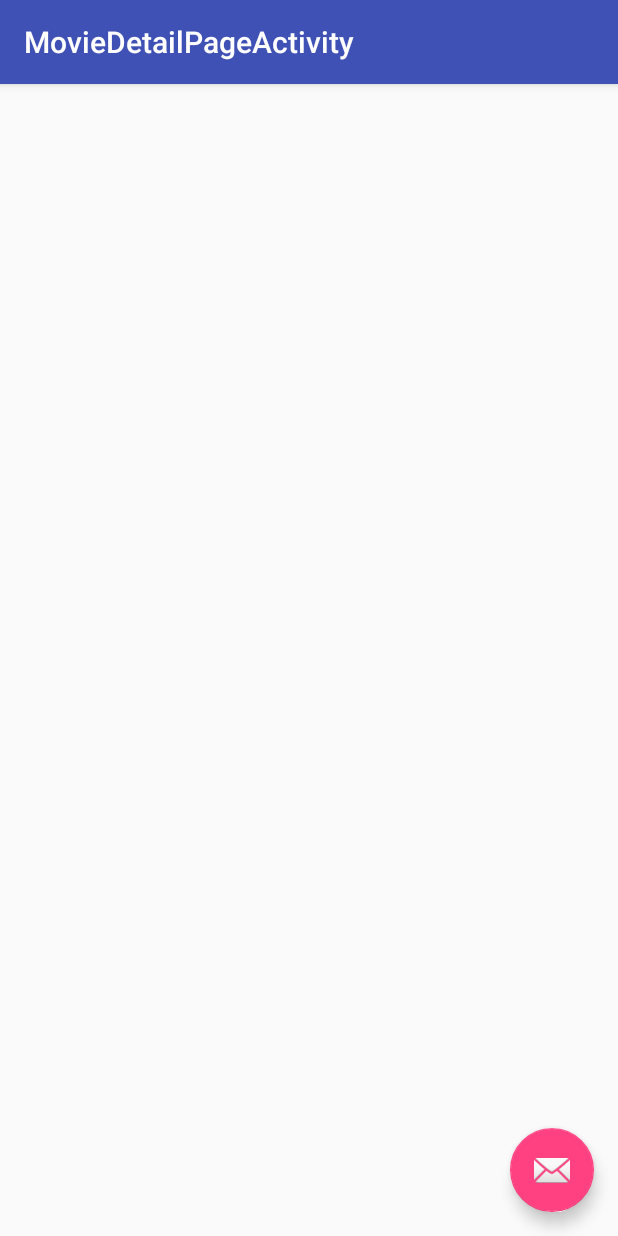
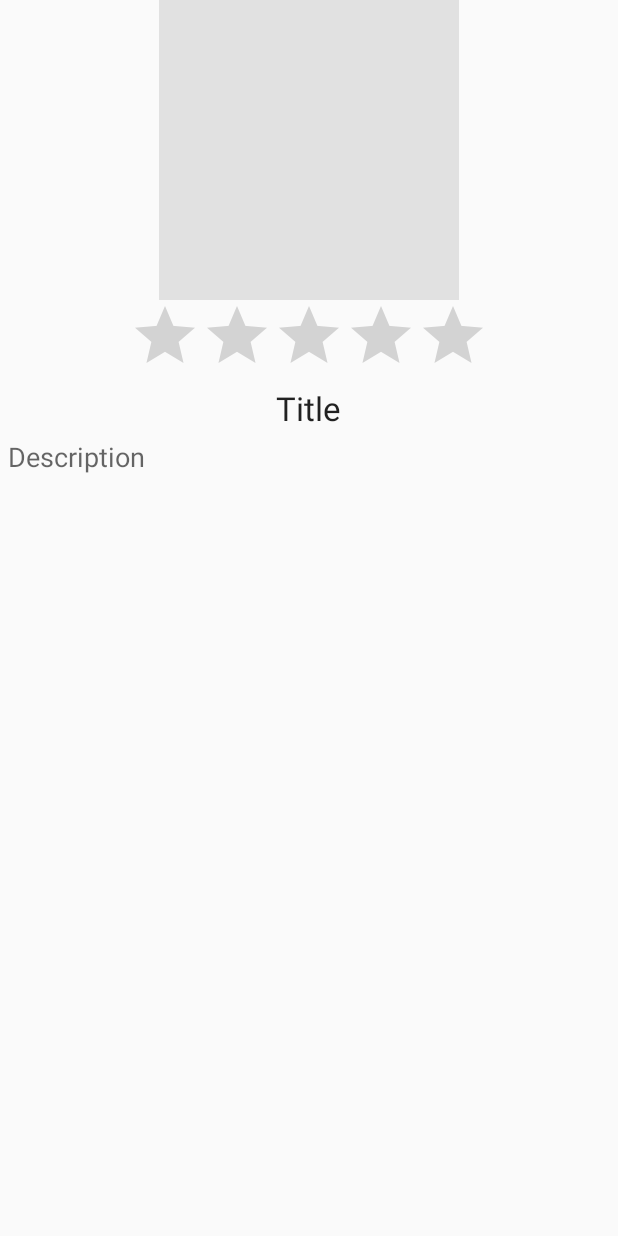
Before and after one commit to krishnathon2006/PopularMovies, an Android app: the MovieDetailPageActivity screen opened directly, with no data from a screen before it, on a phone screen of 412 x 824 dp. Run offline under Robolectric (Android 15) with nearby library versions, the phone set to English and light mode, and no system bars; our stand-ins replace Picasso; pictures from the network do not load; 4 statements that could not run were skipped.

Commit message:
Finished functionality without styles

```diff
--- a/app/src/main/java/com/example/andrey/popularmovies/MainActivity.java
+++ b/app/src/main/java/com/example/andrey/popularmovies/MainActivity.java
@@ -1,9 +1,12 @@
 package com.example.andrey.popularmovies;
 
 import android.app.Activity;
+import android.content.Intent;
 import android.os.AsyncTask;
 import android.os.Bundle;
 import android.util.Log;
+import android.view.View;
+import android.widget.AdapterView;
 import android.widget.GridView;
 
 import com.example.andrey.popularmovies.adapter.GridViewAdapter;
@@ -18,7 +21,6 @@ import java.util.ArrayList;
 import java.util.List;
 
 public class MainActivity extends Activity {
-
     private static String LOG_TAG = MainActivity.class.getSimpleName();
     private GridViewAdapter gridAdapter;
 
@@ -30,6 +32,18 @@ public class MainActivity extends Activity {
         GridView gridView = (GridView) findViewById(R.id.movies_grid_view);
         gridAdapter = new GridViewAdapter(this, R.layout.image_item_view, new ArrayList<Movie>());
         gridView.setAdapter(gridAdapter);
+
+        gridView.setOnItemClickListener(new AdapterView.OnItemClickListener() {
+            @Override
+            public void onItemClick(AdapterView<?> parent, View view, int position, long id) {
+                Movie item =  (Movie)parent.getItemAtPosition(position);
+
+                Intent intent = new Intent(MainActivity.this, MovieDetailPageActivity.class);
+                intent.putExtra("movie", item);
+
+                startActivity(intent);
+            }
+        });
 
         MovieListRequestOperation movieListRequestOperation = new MovieListRequestOperation();
         movieListRequestOperation.execute();
@@ -61,7 +75,7 @@ public class MainActivity extends Activity {
                     String posterPath = movieObject.getString("poster_path");
                     String overView = movieObject.getString("overview");
                     String title = movieObject.getString("title");
-                    double voteAverage = movieObject.getDouble("vote_average");
+                    float voteAverage = (float)movieObject.getDouble("vote_average");
                     Movie movie = new Movie(id, overView, posterPath, title, voteAverage);
                     movies.add(movie);
                 } catch (JSONException e) {
--- a/app/src/main/java/com/example/andrey/popularmovies/MovieDetailPageActivity.java
+++ b/app/src/main/java/com/example/andrey/popularmovies/MovieDetailPageActivity.java
@@ -1,11 +1,13 @@
 package com.example.andrey.popularmovies;
 
 import android.os.Bundle;
-import android.support.design.widget.FloatingActionButton;
-import android.support.design.widget.Snackbar;
 import android.support.v7.app.AppCompatActivity;
-import android.support.v7.widget.Toolbar;
-import android.view.View;
+import android.widget.ImageView;
+import android.widget.RatingBar;
+import android.widget.TextView;
+
+import com.example.andrey.popularmovies.model.Movie;
+import com.squareup.picasso.Picasso;
 
 public class MovieDetailPageActivity extends AppCompatActivity {
 
@@ -13,17 +15,24 @@ public class MovieDetailPageActivity extends AppCompatActivity {
     protected void onCreate(Bundle savedInstanceState) {
         super.onCreate(savedInstanceState);
         setContentView(R.layout.activity_movie_detail_page);
-        Toolbar toolbar = (Toolbar) findViewById(R.id.toolbar);
-        setSupportActionBar(toolbar);
 
-        FloatingActionButton fab = (FloatingActionButton) findViewById(R.id.fab);
-        fab.setOnClickListener(new View.OnClickListener() {
-            @Override
-            public void onClick(View view) {
-                Snackbar.make(view, "Replace with your own action", Snackbar.LENGTH_LONG)
-                        .setAction("Action", null).show();
-            }
-        });
+        Movie movie = (Movie)getIntent().getSerializableExtra("movie");
+
+        TextView movieTitleComp = (TextView) findViewById(R.id.dp_movieTitle);
+        movieTitleComp.setText(movie.getTitle());
+
+        TextView movieDescriptionComp = (TextView) findViewById(R.id.dp_movieDescription);
+        movieDescriptionComp.setText(movie.getOverview());
+
+        RatingBar movieRatingComp = (RatingBar) findViewById(R.id.dp_movieRating);
+        movieRatingComp.setRating(movie.getVoteAverage());
+
+        ImageView movieImage = (ImageView)findViewById(R.id.dp_movieImage);
+        Picasso
+                .with(this)
+                .load("http://image.tmdb.org/t/p/original/" + movie.getPosterPath())
+                .fit()
+                .into(movieImage);
     }
 
 }
--- a/app/src/main/java/com/example/andrey/popularmovies/model/Movie.java
+++ b/app/src/main/java/com/example/andrey/popularmovies/model/Movie.java
@@ -1,16 +1,15 @@
 package com.example.andrey.popularmovies.model;
 
-/**
- * Created by andrey on 2/5/16.
- */
-public class Movie {
+import java.io.Serializable;
+
+public class Movie implements Serializable {
     private int id;
     private String title;
     private String posterPath;
     private String overview;
-    private double voteAverage;
+    private float voteAverage;
 
-    public Movie(int id, String overview, String posterPath, String title, double voteAverage) {
+    public Movie(int id, String overview, String posterPath, String title, float voteAverage) {
         this.id = id;
         this.overview = overview;
         this.posterPath = posterPath;
@@ -34,7 +33,7 @@ public class Movie {
         return title;
     }
 
-    public double getVoteAverage() {
+    public float getVoteAverage() {
         return voteAverage;
     }
 
--- a/app/src/main/res/layout/activity_movie_detail_page.xml
+++ b/app/src/main/res/layout/activity_movie_detail_page.xml
@@ -1,34 +1,46 @@
 <?xml version="1.0" encoding="utf-8"?>
-<android.support.design.widget.CoordinatorLayout xmlns:android="http://schemas.android.com/apk/res/android"
-    xmlns:app="http://schemas.android.com/apk/res-auto"
-    xmlns:tools="http://schemas.android.com/tools"
-    android:layout_width="match_parent"
-    android:layout_height="match_parent"
-    android:fitsSystemWindows="true"
-    tools:context="com.example.andrey.popularmovies.MovieDetailPageActivity">
+<RelativeLayout
+    xmlns:android="http://schemas.android.com/apk/res/android"
+    android:layout_width="fill_parent"
+    android:layout_height="fill_parent">
 
-    <android.support.design.widget.AppBarLayout
-        android:layout_width="match_parent"
-        android:layout_height="wrap_content"
-        android:theme="@style/AppTheme.AppBarOverlay">
+    <ImageView
+        android:id="@+id/dp_movieImage"
+        android:layout_width="200dp"
+        android:layout_height="200dp"
+        android:layout_alignParentTop="true"
+        android:layout_centerHorizontal="true"
+        android:layout_gravity="center_horizontal"
+        android:background="#e1e1e1" />
 
-        <android.support.v7.widget.Toolbar
-            android:id="@+id/toolbar"
-            android:layout_width="match_parent"
-            android:layout_height="?attr/actionBarSize"
-            android:background="?attr/colorPrimary"
-            app:popupTheme="@style/AppTheme.PopupOverlay" />
-
-    </android.support.design.widget.AppBarLayout>
-
-    <include layout="@layout/content_movie_detail_page" />
-
-    <android.support.design.widget.FloatingActionButton
-        android:id="@+id/fab"
+    <TextView
+        android:id="@+id/dp_movieTitle"
         android:layout_width="wrap_content"
         android:layout_height="wrap_content"
-        android:layout_gravity="bottom|end"
-        android:layout_margin="@dimen/fab_margin"
-        android:src="@android:drawable/ic_dialog_email" />
+        android:layout_below="@+id/dp_movieRating"
+        android:layout_centerHorizontal="true"
+        android:layout_centerVertical="true"
+        android:layout_gravity="center_vertical"
+        android:gravity="center_horizontal"
+        android:text="Title"
+        android:textAppearance="?android:attr/textAppearanceLarge" />
 
-</android.support.design.widget.CoordinatorLayout>
+    <TextView
+        android:id="@+id/dp_movieDescription"
+        android:layout_width="wrap_content"
+        android:layout_height="wrap_content"
+        android:layout_margin="5dp"
+        android:text="Description"
+        android:textAppearance="?android:attr/textAppearanceMedium"
+        android:layout_below="@+id/dp_movieTitle"
+        android:layout_alignParentLeft="true"
+        android:layout_alignParentStart="true" />
+
+    <RatingBar
+        android:id="@+id/dp_movieRating"
+        android:layout_width="wrap_content"
+        android:layout_height="wrap_content"
+        android:layout_below="@+id/dp_movieImage"
+        android:layout_centerHorizontal="true" />
+
+</RelativeLayout>
--- a/app/src/main/res/layout/content_movie_detail_page.xml
+++ /dev/null
@@ -1,15 +0,0 @@
-<?xml version="1.0" encoding="utf-8"?>
-<RelativeLayout xmlns:android="http://schemas.android.com/apk/res/android"
-    xmlns:app="http://schemas.android.com/apk/res-auto"
-    xmlns:tools="http://schemas.android.com/tools"
-    android:layout_width="match_parent"
-    android:layout_height="match_parent"
-    android:paddingBottom="@dimen/activity_vertical_margin"
-    android:paddingLeft="@dimen/activity_horizontal_margin"
-    android:paddingRight="@dimen/activity_horizontal_margin"
-    android:paddingTop="@dimen/activity_vertical_margin"
-    app:layout_behavior="@string/appbar_scrolling_view_behavior"
-    tools:context="com.example.andrey.popularmovies.MovieDetailPageActivity"
-    tools:showIn="@layout/activity_movie_detail_page">
-
-</RelativeLayout>
```
